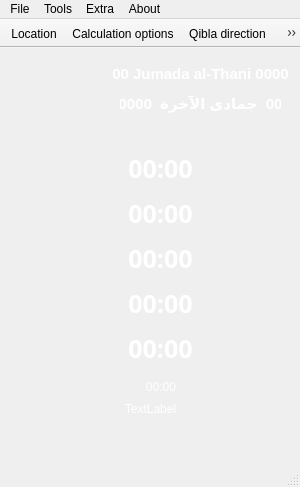
The window that ui/salat.ui (jabouzi/qsalat) describes before a commit, drawn with Qt 5.
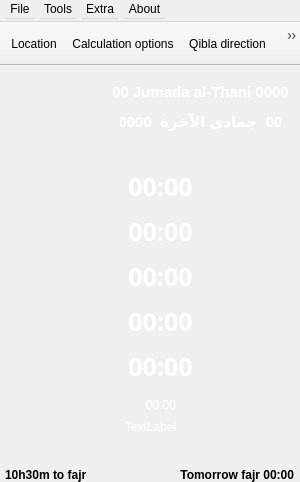
The same window after the commit. Icons and pictures are not drawn.

```diff
--- a/ui/salat.ui
+++ b/ui/salat.ui
@@ -7,19 +7,19 @@
     <x>0</x>
     <y>0</y>
     <width>300</width>
-    <height>487</height>
+    <height>482</height>
    </rect>
   </property>
   <property name="minimumSize">
    <size>
     <width>300</width>
-    <height>487</height>
+    <height>482</height>
    </size>
   </property>
   <property name="maximumSize">
    <size>
     <width>300</width>
-    <height>487</height>
+    <height>482</height>
    </size>
   </property>
   <property name="windowTitle">
@@ -28,7 +28,28 @@
   <property name="styleSheet">
    <string notr="true"/>
   </property>
+  <property name="tabShape">
+   <enum>QTabWidget::Rounded</enum>
+  </property>
+  <property name="dockNestingEnabled">
+   <bool>false</bool>
+  </property>
+  <property name="unifiedTitleAndToolBarOnMac">
+   <bool>false</bool>
+  </property>
   <widget class="QWidget" name="centralwidget">
+   <property name="minimumSize">
+    <size>
+     <width>300</width>
+     <height>416</height>
+    </size>
+   </property>
+   <property name="maximumSize">
+    <size>
+     <width>300</width>
+     <height>416</height>
+    </size>
+   </property>
    <widget class="QWidget" name="widget" native="true">
     <property name="geometry">
      <rect>
@@ -38,6 +59,18 @@
       <height>400</height>
      </rect>
     </property>
+    <property name="minimumSize">
+     <size>
+      <width>300</width>
+      <height>400</height>
+     </size>
+    </property>
+    <property name="maximumSize">
+     <size>
+      <width>300</width>
+      <height>400</height>
+     </size>
+    </property>
     <property name="styleSheet">
      <string notr="true">background-image: url(:/images/qsalat.png);</string>
     </property>
@@ -299,6 +332,49 @@
      </property>
     </widget>
    </widget>
+   <widget class="QLabel" name="nextSalat">
+    <property name="geometry">
+     <rect>
+      <x>5</x>
+      <y>401</y>
+      <width>141</width>
+      <height>16</height>
+     </rect>
+    </property>
+    <property name="font">
+     <font>
+      <pointsize>9</pointsize>
+      <weight>75</weight>
+      <bold>true</bold>
+     </font>
+    </property>
+    <property name="text">
+     <string>10h30m to fajr</string>
+    </property>
+   </widget>
+   <widget class="QLabel" name="nextFajr">
+    <property name="geometry">
+     <rect>
+      <x>154</x>
+      <y>401</y>
+      <width>140</width>
+      <height>16</height>
+     </rect>
+    </property>
+    <property name="font">
+     <font>
+      <pointsize>9</pointsize>
+      <weight>75</weight>
+      <bold>true</bold>
+     </font>
+    </property>
+    <property name="text">
+     <string>Tomorrow fajr 00:00</string>
+    </property>
+    <property name="alignment">
+     <set>Qt::AlignRight|Qt::AlignTrailing|Qt::AlignVCenter</set>
+    </property>
+   </widget>
   </widget>
   <widget class="QMenuBar" name="menubar">
    <property name="geometry">
@@ -306,9 +382,21 @@
      <x>0</x>
      <y>0</y>
      <width>300</width>
-     <height>21</height>
+     <height>22</height>
     </rect>
    </property>
+   <property name="minimumSize">
+    <size>
+     <width>300</width>
+     <height>22</height>
+    </size>
+   </property>
+   <property name="maximumSize">
+    <size>
+     <width>300</width>
+     <height>22</height>
+    </size>
+   </property>
    <widget class="QMenu" name="menuFile">
     <property name="title">
      <string>File</string>
@@ -353,8 +441,19 @@
    <addaction name="menuExtra"/>
    <addaction name="menuAbout"/>
   </widget>
-  <widget class="QStatusBar" name="statusbar"/>
   <widget class="QToolBar" name="toolBar">
+   <property name="minimumSize">
+    <size>
+     <width>300</width>
+     <height>44</height>
+    </size>
+   </property>
+   <property name="maximumSize">
+    <size>
+     <width>300</width>
+     <height>44</height>
+    </size>
+   </property>
    <property name="windowTitle">
     <string>toolBar</string>
    </property>
```
